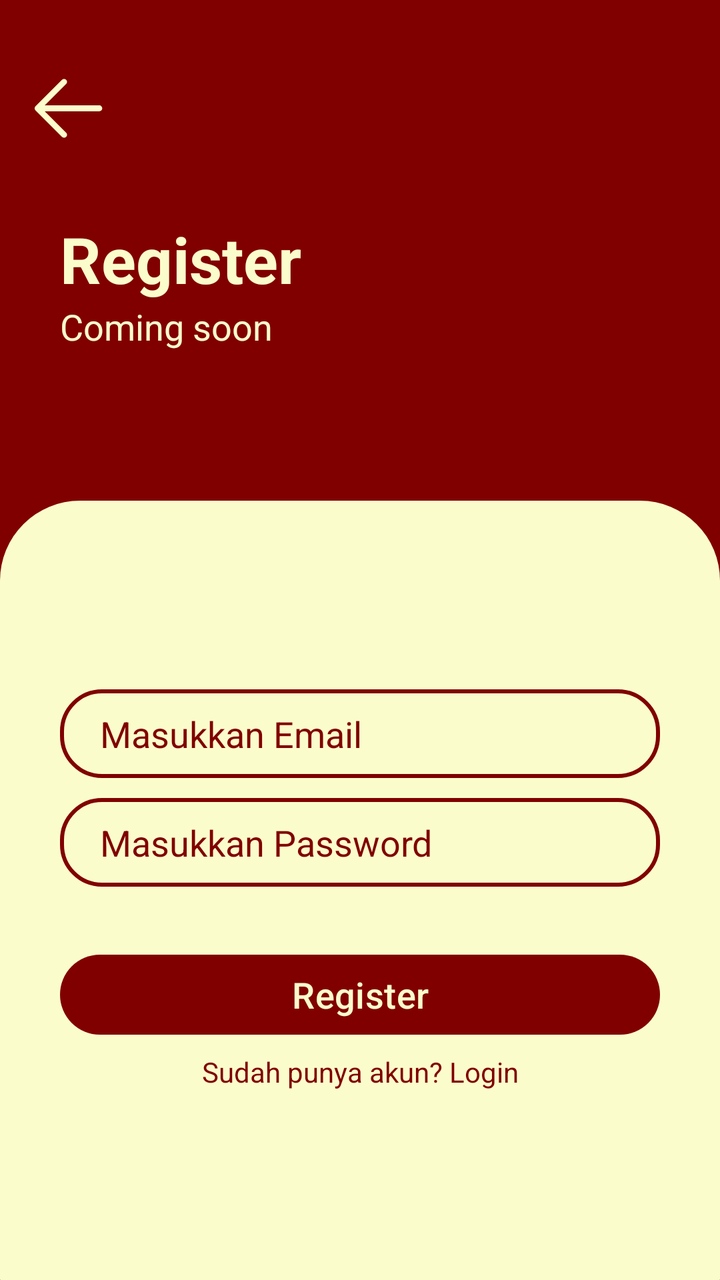
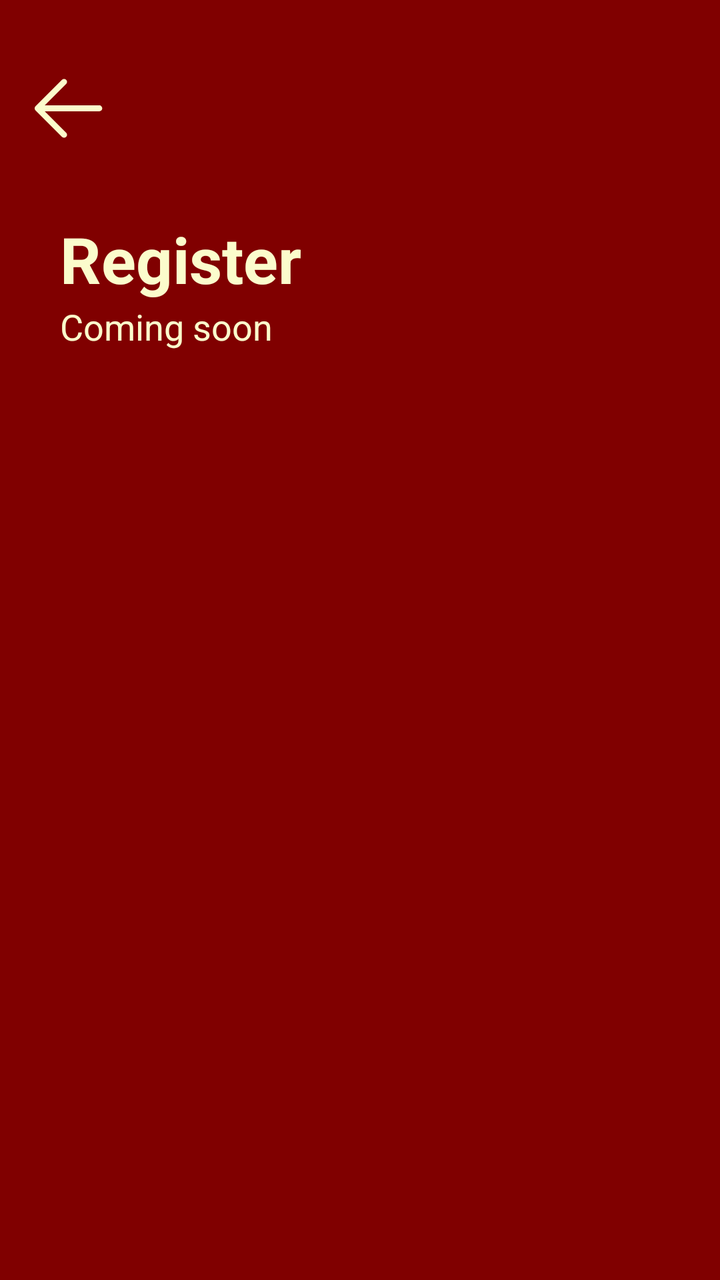

Screens rendered from an Android XML layout before and after an edit, with the pre-edit source and the edit as a unified diff.
<!-- AndroidManifest.xml: application theme Theme.RahmatBakery -->
<!-- res/layout/activity_register.xml -->
<?xml version="1.0" encoding="utf-8"?>
<LinearLayout xmlns:android="http://schemas.android.com/apk/res/android"
    xmlns:app="http://schemas.android.com/apk/res-auto"
    xmlns:tools="http://schemas.android.com/tools"
    android:id="@+id/main"
    android:layout_width="match_parent"
    android:layout_height="match_parent"
    tools:context=".RegisterActivity"
    android:orientation="vertical"
    android:background="@drawable/tes_gradient"
    android:paddingTop="30dp"
    >

    <ImageButton
        android:id="@+id/back"
        android:layout_width="wrap_content"
        android:layout_height="48dp"
        android:contentDescription="TODO"
        android:src="@drawable/back"
        android:paddingHorizontal="10dp"
        android:background="@color/maroon"
        />


    <TextView
        android:layout_width="wrap_content"
        android:layout_height="wrap_content"
        android:textColor="@color/krem"
        android:text="Register"
        android:textStyle="bold"
        android:paddingHorizontal="30dp"
        android:textSize="32sp"
        android:layout_marginTop="30dp"
        />
    <TextView
        android:layout_width="wrap_content"
        android:layout_height="wrap_content"
        android:textColor="@color/krem"
        android:text="@string/deskRegis"
        android:textSize="18sp"
        android:layout_marginBottom="25dp"
        android:paddingHorizontal="30dp"
        />
    



    
    
    
    
    
    <LinearLayout
        android:background="@drawable/card_login_reg"
        android:layout_marginTop="50dp"
        android:gravity="center"
        android:layout_width="match_parent"
        android:layout_height="match_parent"
        android:orientation="vertical"
        android:paddingHorizontal="30dp">

        <EditText
            android:layout_width="match_parent"
            android:layout_height="wrap_content"
            android:hint="Masukkan Email"
            android:textColor="@color/maroon"
            android:background="@drawable/input_rounded"
            android:textColorHint="@color/maroon"
            />
        <EditText
            android:textColorHint="@color/maroon"
            android:layout_marginTop="10dp"
            android:layout_width="match_parent"
            android:layout_height="wrap_content"
            android:hint="Masukkan Password"
            android:textColor="@color/maroon"
            android:background="@drawable/input_rounded"
            />
        <Button
            android:layout_marginTop="30dp"
            android:layout_width="match_parent"
            android:layout_height="wrap_content"
            android:textColor="@color/krem"
            android:text="Register"
            android:textSize="18sp"
            />
        <TextView
            android:id="@+id/keLogin"
            android:layout_marginTop="5sp"
            android:layout_width="match_parent"
            android:layout_height="wrap_content"
            android:textColor="@color/maroon"
            android:text="Sudah punya akun? Login"
            android:textAlignment="center"/>

    </LinearLayout>

    
</LinearLayout>
<!-- resources referenced by this layout -->
<resources>
  <color name="krem">#FBFCCC</color>
  <color name="maroon">#800000</color>
  <!-- drawable back (drawable) -->
  <vector xmlns:android="http://schemas.android.com/apk/res/android"
      android:width="47dp"
      android:height="47dp"
      android:viewportWidth="47"
      android:viewportHeight="47">
    <path
        android:pathData="M10.281,22.031H39.656C40.046,22.031 40.419,22.186 40.695,22.461C40.97,22.737 41.125,23.111 41.125,23.5C41.125,23.889 40.97,24.263 40.695,24.539C40.419,24.814 40.046,24.969 39.656,24.969H10.281C9.892,24.969 9.518,24.814 9.243,24.539C8.967,24.263 8.813,23.889 8.813,23.5C8.813,23.111 8.967,22.737 9.243,22.461C9.518,22.186 9.892,22.031 10.281,22.031Z"
        android:fillColor="#FBFCCC"/>
    <path
        android:pathData="M10.889,23.5L23.071,35.679C23.347,35.955 23.502,36.329 23.502,36.719C23.502,37.109 23.347,37.483 23.071,37.758C22.795,38.034 22.421,38.189 22.031,38.189C21.641,38.189 21.267,38.034 20.991,37.758L7.773,24.54C7.636,24.403 7.527,24.241 7.453,24.063C7.379,23.884 7.341,23.693 7.341,23.5C7.341,23.307 7.379,23.115 7.453,22.937C7.527,22.758 7.636,22.597 7.773,22.46L20.991,9.241C21.267,8.965 21.641,8.811 22.031,8.811C22.421,8.811 22.795,8.965 23.071,9.241C23.347,9.517 23.502,9.891 23.502,10.281C23.502,10.671 23.347,11.045 23.071,11.321L10.889,23.5Z"
        android:fillColor="#FBFCCC"/>
  </vector>
  <!-- drawable card_login_reg (drawable) -->
  <?xml version="1.0" encoding="utf-8"?>
  <shape xmlns:android="http://schemas.android.com/apk/res/android">
      <solid android:color="@color/krem" />
  
      <padding android:left="10dp" android:top="10dp" android:right="10dp" android:bottom="10dp" />
      <corners android:topLeftRadius="40dp" android:topRightRadius="40dp"
          android:bottomLeftRadius="0.1dp" android:bottomRightRadius="0.1dp"/>
  </shape>
  <!-- drawable input_rounded (drawable) -->
  <?xml version="1.0" encoding="UTF-8"?>
  <shape xmlns:android="http://schemas.android.com/apk/res/android">
      <solid android:color="@color/krem"/>
      <corners android:radius="20dp" />
      <padding android:left="20dp" android:top="10dp"
          android:right="20dp" android:bottom="10dp" />
      <stroke android:color="@color/maroon" android:width="2dp" />
  </shape>
  <!-- drawable tes_gradient (drawable) -->
  <?xml version="1.0" encoding="utf-8"?>
  <shape xmlns:android="http://schemas.android.com/apk/res/android">
      <gradient
          android:type="linear"
          android:angle="90"
          android:endColor="@color/maroon"
          android:startColor="@color/maroon" />
  </shape>
  <string name="deskRegis">Coming soon</string>
  <style name="Theme.RahmatBakery" parent="Base.Theme.RahmatBakery" />
  <style name="Base.Theme.RahmatBakery" parent="Theme.Material3.DayNight.NoActionBar">
          
           <item name="colorPrimary">@color/maroon</item>
          <item name="colorOnPrimary">@color/white</item>
          <item name="colorSecondary">@color/maroon</item>
          <item name="colorOnSecondary">@color/white</item>
      </style>
  <color name="white">#FFFFFFFF</color>
</resources>

<!-- the commit's change to res/layout/activity_register.xml (unified diff, before → after) -->
@@ -45,14 +45,20 @@
 
 
 
-    
-    
-    
-    
-    
+    <androidx.cardview.widget.CardView
+        android:id="@+id/cardRegis"
+        android:layout_width="match_parent"
+        android:layout_height="match_parent"
+        android:layout_marginTop="50dp"
+        android:backgroundTint="@color/maroon"
+        app:cardElevation="8dp"
+        android:translationY="200dp"
+        android:alpha="0"
+        >
+
+
     <LinearLayout
         android:background="@drawable/card_login_reg"
-        android:layout_marginTop="50dp"
         android:gravity="center"
         android:layout_width="match_parent"
         android:layout_height="match_parent"
@@ -94,6 +100,7 @@
             android:textAlignment="center"/>
 
     </LinearLayout>
+    </androidx.cardview.widget.CardView>
 
     
 </LinearLayout>
